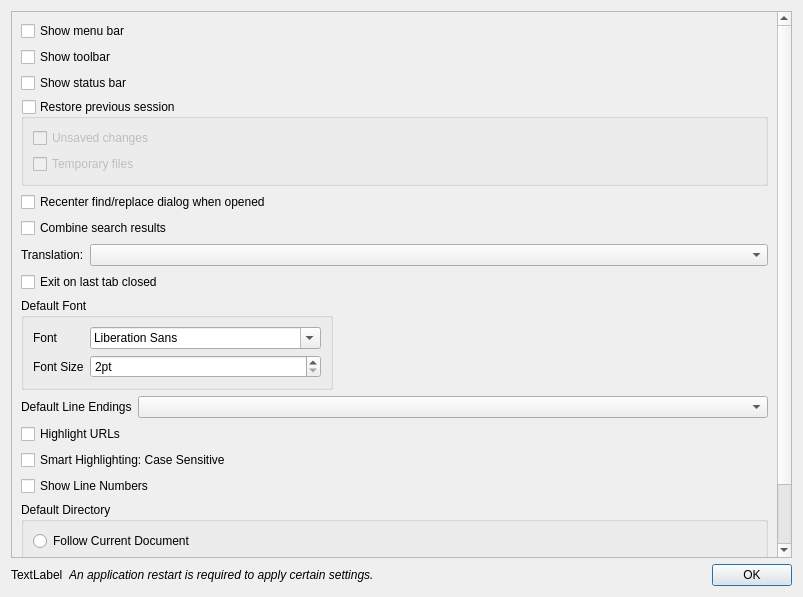
The window that src/dialogs/PreferencesDialog.ui (william195n/NotepadNext) describes before a commit, drawn with Qt 5.
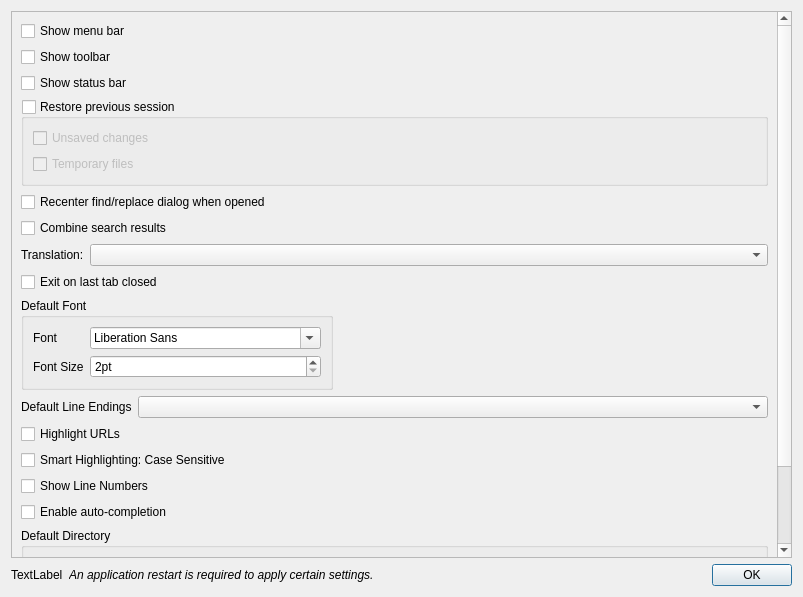
The same window after the commit.

Commit message: Add option to toggle auto-completion, default to disabled

What changed in the file:
```diff
--- a/src/dialogs/PreferencesDialog.ui
+++ b/src/dialogs/PreferencesDialog.ui
@@ -215,6 +215,13 @@
          </property>
         </widget>
        </item>
+       <item>
+        <widget class="QCheckBox" name="checkBoxAutoCompletion">
+         <property name="text">
+          <string>Enable auto-completion</string>
+         </property>
+        </widget>
+       </item>
        <item>
         <widget class="QGroupBox" name="groupBox_2">
          <property name="title">
```
The commit also changes 4 other files.
